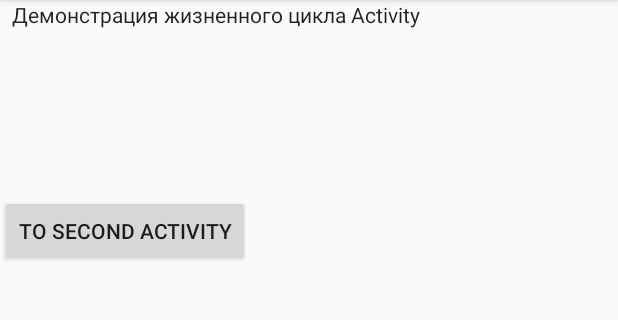
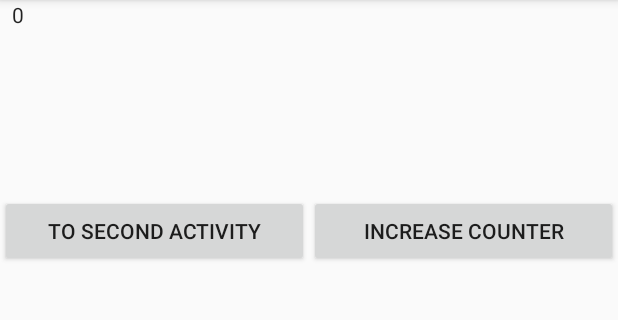
Before and after one commit to apetrovskiy/GeekAndroidBasic, an Android app: the screen it shows after launch (LifeCycleActivity), on a phone screen of 412 x 824 dp, the part 84-404 px from its top. Run offline under Robolectric (Android 15) with nearby library versions, the phone set to English and light mode, and no system bars.

Commit message:
next changes

```diff
--- a/Lesson_02/LifeCycleActivity/app/src/main/java/ru/geekbrains/lifecycleactivity/LifeCycleActivity.java
+++ b/Lesson_02/LifeCycleActivity/app/src/main/java/ru/geekbrains/lifecycleactivity/LifeCycleActivity.java
@@ -6,12 +6,14 @@ import android.support.v7.app.AppCompatActivity;
 import android.os.Bundle;
 import android.util.Log;
 import android.view.View;
+import android.widget.TextView;
 import android.widget.Toast;
 
 import static ru.geekbrains.lifecycleactivity.R.id.toSecondActivityBtn;
 
 public class LifeCycleActivity extends AppCompatActivity {
     String instanceState = "";
+    TextView counterTextView;
 
     @Override
     protected void onCreate(Bundle savedInstanceState) {
@@ -22,6 +24,15 @@ public class LifeCycleActivity extends AppCompatActivity {
         } else {
             instanceState += "Повторный запуск!";
         }
+        counterTextView = findViewById(R.id.counterText);
+        findViewById(R.id.increaseCounterBtn).setOnClickListener(new View.OnClickListener(){
+            @Override
+            public void onClick(View v) {
+                int counter = Integer.parseInt(counterTextView.getText().toString());
+                String text = String.valueOf(++counter);
+                counterTextView.setText(text);
+            }
+        });
         showActivityStatus(instanceState + " - onCreate()");
         findViewById(toSecondActivityBtn).setOnClickListener(new View.OnClickListener(){
             @Override
--- a/Lesson_02/LifeCycleActivity/app/src/main/res/layout/activity_life_cycle.xml
+++ b/Lesson_02/LifeCycleActivity/app/src/main/res/layout/activity_life_cycle.xml
@@ -8,22 +8,36 @@
     tools:context=".LifeCycleActivity">
 
     <TextView
-        android:id="@+id/textView"
+        android:id="@+id/counterText"
         android:layout_width="372dp"
         android:layout_height="130dp"
         android:layout_marginLeft="8dp"
         android:layout_marginRight="8dp"
-        android:text="Демонстрация жизненного цикла Activity"
+        android:text="0"
         android:textAppearance="@style/TextAppearance.AppCompat"
         app:layout_constraintLeft_toLeftOf="parent"
         app:layout_constraintRight_toRightOf="parent"
         tools:layout_editor_absoluteY="174dp"
         app:layout_constraintHorizontal_bias="0.46" />
 
-    <Button
-        android:id="@+id/toSecondActivityBtn"
-        android:layout_width="wrap_content"
+    <LinearLayout
+        android:layout_width="match_parent"
         android:layout_height="wrap_content"
-        android:text="@string/to_second_activity" />
+        android:orientation="horizontal" >
+
+        <Button
+            android:id="@+id/toSecondActivityBtn"
+            android:layout_width="0dp"
+            android:layout_weight="1"
+            android:layout_height="wrap_content"
+            android:text="@string/to_second_activity" />
+
+        <Button
+            android:id="@+id/increaseCounterBtn"
+            android:layout_width="0dp"
+            android:layout_weight="1"
+            android:layout_height="wrap_content"
+            android:text="@string/increase_counter" />
+    </LinearLayout>
 
 </LinearLayout>
--- a/Lesson_02/LifeCycleActivity/app/src/main/res/layout/activity_second.xml
+++ b/Lesson_02/LifeCycleActivity/app/src/main/res/layout/activity_second.xml
@@ -1,4 +1,5 @@
 <?xml version="1.0" encoding="utf-8"?>
-<ConstraintLayout xmlns:android="http://schemas.android.com/apk/res/android"
+<android.support.constraint.ConstraintLayout xmlns:android="http://schemas.android.com/apk/res/android"
     android:layout_width="match_parent"
-    android:layout_height="match_parent" />
+    android:layout_height="match_parent">
+</android.support.constraint.ConstraintLayout>
--- a/Lesson_02/LifeCycleActivity/app/src/main/res/values/strings.xml
+++ b/Lesson_02/LifeCycleActivity/app/src/main/res/values/strings.xml
@@ -1,4 +1,5 @@
 <resources>
     <string name="app_name">LifeCycleActivity</string>
     <string name="to_second_activity">To Second Activity</string>
+    <string name="increase_counter">Increase counter</string>
 </resources>
```
